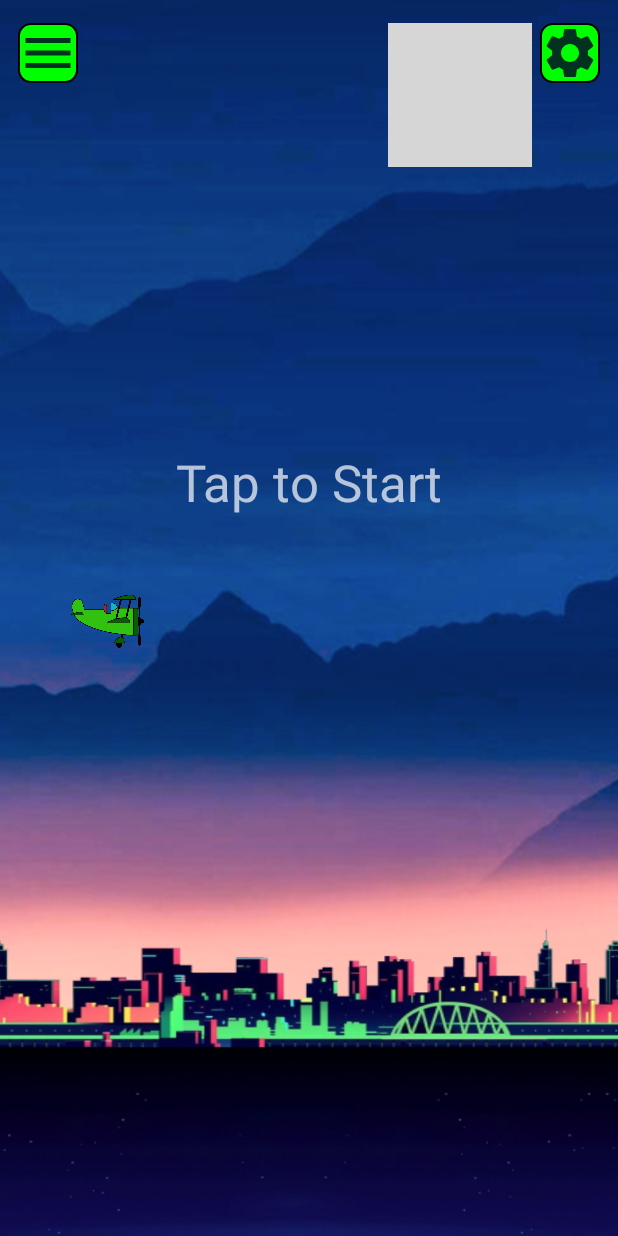
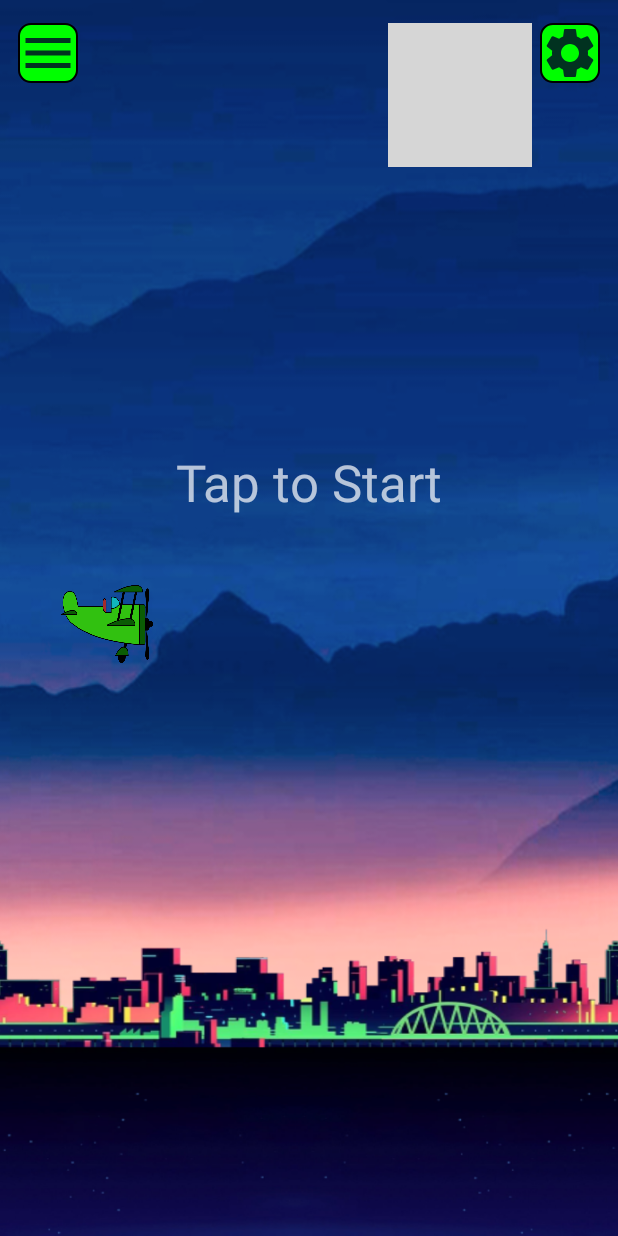
Before and after one commit to LorenzoCorradi/Flying_Chicken, an Android app: the MainActivity screen opened directly, with no data from a screen before it, on a phone screen of 412 x 824 dp. Run offline under Robolectric (Android 15) with nearby library versions, the phone set to English and light mode, and no system bars; grey boxes are pictures that could not be loaded.

Commit message:
sistemato hitbox di pipe. Rifatto aereo in modo che il contorno dell'immagine corrisponda con le dimensioni dell'aereo. Aggiunto thread per collisoni e punteggio.

```diff
--- a/app/src/main/java/com/example/flyingchicken/GameView.java
+++ b/app/src/main/java/com/example/flyingchicken/GameView.java
@@ -8,6 +8,7 @@ import android.graphics.Bitmap;
 import android.graphics.BitmapFactory;
 import android.graphics.Canvas;
 import android.graphics.Color;
+import android.graphics.Paint;
 import android.os.Handler;
 import android.util.AttributeSet;
 import android.view.MotionEvent;
@@ -26,6 +27,7 @@ public class GameView extends View {
     private Bird bird;
     private Handler handler;
     private Runnable r;
+    private Runnable r2;
     private Coin coin;
     private Bottom bottom1;
     private Bottom bottom2;
@@ -67,8 +69,8 @@ public class GameView extends View {
         arrBms.add(BitmapFactory.decodeResource(this.getResources(),R.drawable.eli_frame2));
         arrBms.add(BitmapFactory.decodeResource(this.getResources(),R.drawable.eli_frame3));
         arrBms.add(BitmapFactory.decodeResource(this.getResources(),R.drawable.eli_frame4));*/
-        arrBms.add(BitmapFactory.decodeResource(this.getResources(),R.drawable.plane1));
-        arrBms.add(BitmapFactory.decodeResource(this.getResources(),R.drawable.plane2));
+        arrBms.add(BitmapFactory.decodeResource(this.getResources(),R.drawable.plane_v2_1));
+        arrBms.add(BitmapFactory.decodeResource(this.getResources(),R.drawable.plane_v2_2));
         bird.setArrBms(arrBms);
 
         coin=new Coin();
@@ -124,6 +126,39 @@ public class GameView extends View {
         r=new Runnable() {
             @Override
             public void run() {
+//                if(!bird.isDead())
+//                for (Pipe pipe : pipes) {
+//                    if (bird.touchesPipe(pipe)) {
+//                        bird.setDead(true);
+//                        //Toast.makeText(context, "dead", Toast.LENGTH_SHORT).show();
+//                        Constants.GAMEOVER = true;
+//                        Constants.SCORE = score;
+//                        if (mEventListener != null) {
+//                            mEventListener.onEventOccurred(score, first_touch);
+//                        }
+//                    }
+//                    Float f1 = new Float(bird.getX());
+//                    Float f2 = new Float((pipe.getX() + (float) (pipe.getWidth())));
+//                    if(f1.equals(f2)){
+//                        //Toast.makeText(context, "score" + score, Toast.LENGTH_SHORT).show();
+//                        score++;
+//                        Constants.SCORE = score;
+//                        if (mEventListener != null) {
+//                            mEventListener.onEventOccurred(score, first_touch);
+//                        }
+//                    }
+//
+//                }
+
+
+
+                invalidate();
+            }
+
+        };
+        r2=new Runnable() {
+            @Override
+            public void run() {
                 if(!bird.isDead())
                     for (Pipe pipe : pipes) {
                         if (bird.touchesPipe(pipe)) {
@@ -147,11 +182,8 @@ public class GameView extends View {
                         }
 
                     }
+            }
 
-
-
-                invalidate();
-            }
         };
     }
     public void draw(Canvas canvas){
@@ -160,24 +192,36 @@ public class GameView extends View {
         boolean status = Constants.PAUSED || Constants.GAMEOVER; //Se falsa le draw disegnano
 
         if(!first_touch){
-            bird.draw(canvas, status);
             bottom1.draw(canvas, status);
             bottom2.draw(canvas, status);
+            //Paint myPaint = new Paint();              codice per vedere l'hitbox
+            //myPaint.setColor(Color.rgb(0, 0, 0));
+            //canvas.drawRect(bird.getRect(),myPaint);
+            bird.draw(canvas, status);
 
             if(bird.getY() > Constants.SCREEN_HEIGHT / 2 + 20){
                 bird.setDrop(-10); //Lo faccio saltare un po meno
             }
         }
         else{
+            //Paint myPaint = new Paint();                           //codice per vedere l'hitbox
+            //myPaint.setColor(Color.rgb(0, 0, 0));
+            //canvas.drawRect(bird.getRect(),myPaint);
             bird.draw(canvas, (status && !Constants.GAMEOVER) || bird.getY() > Constants.SCREEN_HEIGHT); //Si ferma quando e' caduto del tutto
+            Pipe.draw(canvas, status,pipes,res);
+            //for (Pipe pipe : pipes){                                    codice per vedere l'hitbox
+            //    canvas.drawRect( pipe.getRectBottom(),myPaint);
+            //    canvas.drawRect( pipe.getRectTop(),myPaint);
+            //}
 
-            Pipe.draw(canvas, status,pipes,res);
             coin.draw(canvas, status);
             bottom1.draw(canvas, status);
+
             bottom2.draw(canvas, status);
         }
 
         handler.postDelayed(r,10);
+        r2.run();
     }
 
     @Override
--- a/app/src/main/java/com/example/flyingchicken/Pipe.java
+++ b/app/src/main/java/com/example/flyingchicken/Pipe.java
@@ -62,10 +62,10 @@ public class Pipe extends BaseObject{
 
     //Metodi per ritoranare il rettangolo sopra e quello sotto. (PER COLLISIONI)
     public Rect getRectTop() {
-        return new Rect((int)x, 0, (int)x + width, (int)(10 - h - 0.8) * 10 * Constants.SCREEN_HEIGHT / 100);
+        return new Rect((int)x, 0, (int)x + width, (int)((10 - h - 0.8) * 10 * Constants.SCREEN_HEIGHT / 100));
     }
     public Rect getRectBottom() {
-        return new Rect((int)x, (int)(10 - h - 0.8 + 2) * 10 * Constants.SCREEN_HEIGHT / 100, (int)x + width, Constants.SCREEN_HEIGHT);
+        return new Rect((int)x, (int)((10-h+0.8)*10*Constants.SCREEN_HEIGHT/100), (int)x + width, Constants.SCREEN_HEIGHT);
     }
 
 
```
Also changed, not shown: app/src/main/res/drawable/plane_v2_1.png (added), app/src/main/res/drawable/plane_v2_2.png (added). Lines whose indentation alone changed are shown as unchanged.
